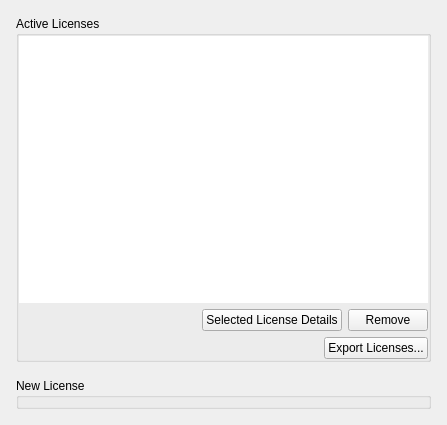
Qt form client/libclient/src/ui/widgets/system_settings/license_manager_widget.ui (networkoptix/nx_open) before a commit.
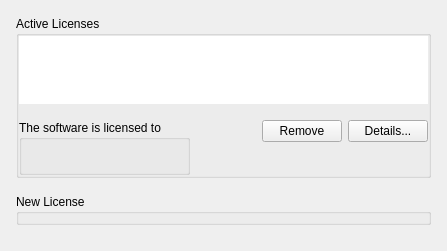
The same form after that commit. Custom widgets are drawn as their Qt base class.

Commit message:
VMS-3950: System Administration - License tab redesign
<==== Mercurial data ====>
Branch: dev_3.0.0_gui

```diff
--- a/client/libclient/src/ui/widgets/system_settings/license_manager_widget.ui
+++ b/client/libclient/src/ui/widgets/system_settings/license_manager_widget.ui
@@ -7,10 +7,10 @@
     <x>0</x>
     <y>0</y>
     <width>447</width>
-    <height>425</height>
+    <height>251</height>
    </rect>
   </property>
-  <layout class="QVBoxLayout" name="verticalLayout_5" stretch="1,0">
+  <layout class="QVBoxLayout" name="verticalLayout_5">
    <property name="spacing">
     <number>16</number>
    </property>
@@ -28,13 +28,19 @@
    </property>
    <item>
     <widget class="QGroupBox" name="groupBox">
+     <property name="sizePolicy">
+      <sizepolicy hsizetype="Preferred" vsizetype="Maximum">
+       <horstretch>0</horstretch>
+       <verstretch>0</verstretch>
+      </sizepolicy>
+     </property>
      <property name="title">
       <string>Active Licenses</string>
      </property>
      <property name="flat">
       <bool>true</bool>
      </property>
-     <layout class="QGridLayout" name="gridLayout" columnstretch="1,0,0">
+     <layout class="QGridLayout" name="gridLayout">
       <property name="leftMargin">
        <number>0</number>
       </property>
@@ -47,11 +53,32 @@
       <property name="bottomMargin">
        <number>0</number>
       </property>
-      <item row="0" column="0" colspan="3">
-       <widget class="QTreeView" name="gridLicenses">
+      <property name="verticalSpacing">
+       <number>16</number>
+      </property>
+      <item row="0" column="0" colspan="4">
+       <widget class="QnTreeView" name="gridLicenses">
+        <property name="sizePolicy">
+         <sizepolicy hsizetype="Expanding" vsizetype="Fixed">
+          <horstretch>0</horstretch>
+          <verstretch>0</verstretch>
+         </sizepolicy>
+        </property>
+        <property name="maximumSize">
+         <size>
+          <width>16777215</width>
+          <height>500</height>
+         </size>
+        </property>
         <property name="frameShape">
          <enum>QFrame::NoFrame</enum>
         </property>
+        <property name="horizontalScrollBarPolicy">
+         <enum>Qt::ScrollBarAlwaysOff</enum>
+        </property>
+        <property name="sizeAdjustPolicy">
+         <enum>QAbstractScrollArea::AdjustToContents</enum>
+        </property>
         <property name="editTriggers">
          <set>QAbstractItemView::NoEditTriggers</set>
         </property>
@@ -67,6 +94,19 @@
         <property name="sortingEnabled">
          <bool>true</bool>
         </property>
+        <property name="allColumnsShowFocus">
+         <bool>true</bool>
+        </property>
+        <attribute name="headerStretchLastSection">
+         <bool>false</bool>
+        </attribute>
+       </widget>
+      </item>
+      <item row="1" column="3">
+       <widget class="QPushButton" name="detailsButton">
+        <property name="text">
+         <string>Details...</string>
+        </property>
        </widget>
       </item>
       <item row="1" column="2">
@@ -77,48 +117,54 @@
        </widget>
       </item>
       <item row="1" column="0" rowspan="2">
-       <widget class="QLabel" name="infoLabel">
-        <property name="wordWrap">
-         <bool>true</bool>
+       <widget class="QGroupBox" name="infoGroupBox">
+        <property name="title">
+         <string>The software is licensed to</string>
         </property>
+        <layout class="QVBoxLayout" name="verticalLayout">
+         <item>
+          <widget class="QLabel" name="infoLabel"/>
+         </item>
+        </layout>
        </widget>
       </item>
-      <item row="1" column="1">
-       <widget class="QPushButton" name="detailsButton">
-        <property name="text">
-         <string>Selected License Details</string>
+      <item row="1" column="1" rowspan="2">
+       <spacer name="horizontalSpacer_2">
+        <property name="orientation">
+         <enum>Qt::Horizontal</enum>
         </property>
-       </widget>
+        <property name="sizeHint" stdset="0">
+         <size>
+          <width>40</width>
+          <height>20</height>
+         </size>
+        </property>
+       </spacer>
       </item>
-      <item row="2" column="1" colspan="2">
-       <layout class="QHBoxLayout" name="horizontalLayout">
-        <item>
-         <spacer name="horizontalSpacer">
-          <property name="orientation">
-           <enum>Qt::Horizontal</enum>
-          </property>
-          <property name="sizeHint" stdset="0">
-           <size>
-            <width>40</width>
-            <height>20</height>
-           </size>
-          </property>
-         </spacer>
-        </item>
-        <item>
-         <widget class="QPushButton" name="exportLicensesButton">
-          <property name="text">
-           <string>Export Licenses...</string>
-          </property>
-         </widget>
-        </item>
-       </layout>
+      <item row="2" column="2" colspan="2">
+       <spacer name="verticalSpacer">
+        <property name="orientation">
+         <enum>Qt::Vertical</enum>
+        </property>
+        <property name="sizeHint" stdset="0">
+         <size>
+          <width>20</width>
+          <height>1</height>
+         </size>
+        </property>
+       </spacer>
       </item>
      </layout>
     </widget>
    </item>
    <item>
     <widget class="QGroupBox" name="newLicenseGroupBox">
+     <property name="sizePolicy">
+      <sizepolicy hsizetype="Preferred" vsizetype="Maximum">
+       <horstretch>0</horstretch>
+       <verstretch>0</verstretch>
+      </sizepolicy>
+     </property>
      <property name="title">
       <string>New License</string>
      </property>
@@ -147,6 +193,19 @@
      </layout>
     </widget>
    </item>
+   <item>
+    <spacer name="verticalSpacer_2">
+     <property name="orientation">
+      <enum>Qt::Vertical</enum>
+     </property>
+     <property name="sizeHint" stdset="0">
+      <size>
+       <width>20</width>
+       <height>1</height>
+      </size>
+     </property>
+    </spacer>
+   </item>
   </layout>
  </widget>
  <customwidgets>
@@ -156,6 +215,11 @@
    <header location="global">ui/widgets/system_settings/license_widget.h</header>
    <container>1</container>
   </customwidget>
+  <customwidget>
+   <class>QnTreeView</class>
+   <extends>QTreeView</extends>
+   <header location="global">ui/widgets/common/tree_view.h</header>
+  </customwidget>
  </customwidgets>
  <resources/>
  <connections/>
```
Left out of the diff: 8 changed lines with no effect on the pictures. The commit also changes 12 other files.
